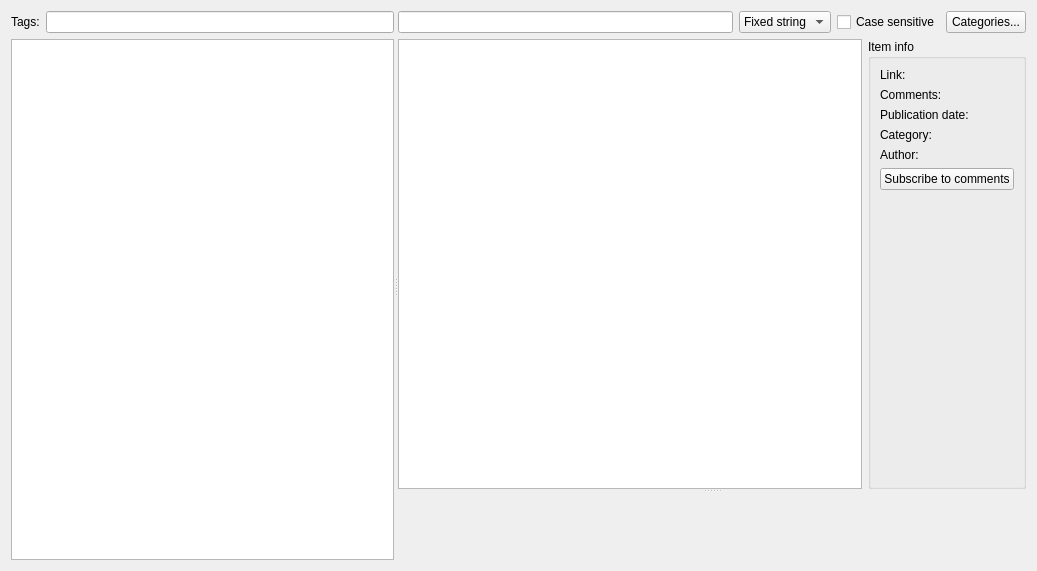
The window that src/plugins/aggregator/mainwidget.ui (0xd34df00d/leechcraft) describes before a commit, drawn with Qt 5.
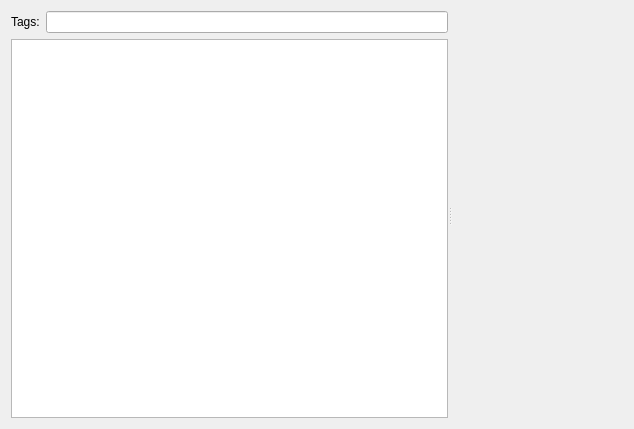
The same window after the commit. Icons and pictures are not drawn. Custom widgets are drawn as their Qt base class.

Commit message: + Aggregator: Implement IJobHolder. + BitTorrent: 4->3 columns. * Core: Lots of fixes with the job holders.

```diff
--- a/src/plugins/aggregator/mainwidget.ui
+++ b/src/plugins/aggregator/mainwidget.ui
@@ -5,8 +5,8 @@
    <rect>
     <x>0</x>
     <y>0</y>
-    <width>1037</width>
-    <height>571</height>
+    <width>634</width>
+    <height>429</height>
    </rect>
   </property>
   <property name="windowTitle" >
@@ -16,13 +16,13 @@
    <iconset resource="resources.qrc" >
     <normaloff>:/resources/images/aggregator.png</normaloff>:/resources/images/aggregator.png</iconset>
   </property>
-  <layout class="QVBoxLayout" name="verticalLayout_3" >
+  <layout class="QVBoxLayout" name="verticalLayout" >
    <item>
     <widget class="QSplitter" name="MainSplitter_" >
      <property name="orientation" >
       <enum>Qt::Horizontal</enum>
      </property>
-     <widget class="QWidget" name="" >
+     <widget class="QWidget" name="layoutWidget" >
       <layout class="QVBoxLayout" name="verticalLayout_2" >
        <item>
         <layout class="QHBoxLayout" name="_2" >
@@ -62,199 +62,7 @@
        </item>
       </layout>
      </widget>
-     <widget class="QWidget" name="layoutWidget" >
-      <layout class="QVBoxLayout" name="verticalLayout" >
-       <item>
-        <layout class="QGridLayout" name="_3" >
-         <item row="0" column="0" >
-          <widget class="QLineEdit" name="SearchLine_" />
-         </item>
-         <item row="0" column="1" >
-          <widget class="QComboBox" name="SearchType_" >
-           <item>
-            <property name="text" >
-             <string>Fixed string</string>
-            </property>
-           </item>
-           <item>
-            <property name="text" >
-             <string>Wildcard</string>
-            </property>
-           </item>
-           <item>
-            <property name="text" >
-             <string>Regexp</string>
-            </property>
-           </item>
-          </widget>
-         </item>
-         <item row="0" column="2" >
-          <widget class="QCheckBox" name="CaseSensitiveSearch_" >
-           <property name="text" >
-            <string>Case sensitive</string>
-           </property>
-          </widget>
-         </item>
-         <item row="0" column="3" >
-          <widget class="QPushButton" name="ItemCategoriesButton_" >
-           <property name="text" >
-            <string>Categories...</string>
-           </property>
-           <property name="iconSize" >
-            <size>
-             <width>12</width>
-             <height>12</height>
-            </size>
-           </property>
-          </widget>
-         </item>
-        </layout>
-       </item>
-       <item>
-        <widget class="QSplitter" name="splitter" >
-         <property name="orientation" >
-          <enum>Qt::Vertical</enum>
-         </property>
-         <widget class="QWidget" name="layoutWidget" >
-          <layout class="QHBoxLayout" name="horizontalLayout_3" >
-           <item>
-            <widget class="QTreeView" name="Items_" >
-             <property name="selectionMode" >
-              <enum>QAbstractItemView::ExtendedSelection</enum>
-             </property>
-             <property name="rootIsDecorated" >
-              <bool>false</bool>
-             </property>
-             <property name="itemsExpandable" >
-              <bool>false</bool>
-             </property>
-            </widget>
-           </item>
-           <item>
-            <widget class="QGroupBox" name="ItemInfo_" >
-             <property name="title" >
-              <string>Item info</string>
-             </property>
-             <layout class="QVBoxLayout" name="verticalLayout_4" >
-              <item>
-               <layout class="QFormLayout" name="formLayout_3" >
-                <property name="fieldGrowthPolicy" >
-                 <enum>QFormLayout::ExpandingFieldsGrow</enum>
-                </property>
-                <item row="0" column="0" >
-                 <widget class="QLabel" name="ItemLinkLabel_" >
-                  <property name="text" >
-                   <string>Link:</string>
-                  </property>
-                 </widget>
-                </item>
-                <item row="0" column="1" >
-                 <widget class="QLabel" name="ItemLink_" >
-                  <property name="text" >
-                   <string/>
-                  </property>
-                  <property name="openExternalLinks" >
-                   <bool>false</bool>
-                  </property>
-                  <property name="textInteractionFlags" >
-                   <set>Qt::LinksAccessibleByKeyboard|Qt::LinksAccessibleByMouse</set>
-                  </property>
-                 </widget>
-                </item>
-                <item row="1" column="0" >
-                 <widget class="QLabel" name="ItemCommentsLabel_" >
-                  <property name="text" >
-                   <string>Comments:</string>
-                  </property>
-                 </widget>
-                </item>
-                <item row="1" column="1" >
-                 <widget class="QLabel" name="ItemComments_" >
-                  <property name="text" >
-                   <string/>
-                  </property>
-                  <property name="textFormat" >
-                   <enum>Qt::RichText</enum>
-                  </property>
-                  <property name="openExternalLinks" >
-                   <bool>true</bool>
-                  </property>
-                 </widget>
-                </item>
-                <item row="2" column="0" >
-                 <widget class="QLabel" name="ItemPubDateLabel_" >
-                  <property name="text" >
-                   <string>Publication date:</string>
-                  </property>
-                 </widget>
-                </item>
-                <item row="2" column="1" >
-                 <widget class="QLabel" name="ItemPubDate_" >
-                  <property name="text" >
-                   <string/>
-                  </property>
-                 </widget>
-                </item>
-                <item row="3" column="0" >
-                 <widget class="QLabel" name="ItemCategoryLabel_" >
-                  <property name="text" >
-                   <string>Category:</string>
-                  </property>
-                 </widget>
-                </item>
-                <item row="3" column="1" >
-                 <widget class="QLabel" name="ItemCategory_" >
-                  <property name="text" >
-                   <string/>
-                  </property>
-                 </widget>
-                </item>
-                <item row="4" column="0" >
-                 <widget class="QLabel" name="ItemAuthorLabel_" >
-                  <property name="text" >
-                   <string>Author:</string>
-                  </property>
-                 </widget>
-                </item>
-                <item row="4" column="1" >
-                 <widget class="QLabel" name="ItemAuthor_" >
-                  <property name="text" >
-                   <string/>
-                  </property>
-                 </widget>
-                </item>
-               </layout>
-              </item>
-              <item>
-               <widget class="QPushButton" name="ItemCommentsSubscribe_" >
-                <property name="text" >
-                 <string>Subscribe to comments</string>
-                </property>
-               </widget>
-              </item>
-              <item>
-               <spacer name="verticalSpacer" >
-                <property name="orientation" >
-                 <enum>Qt::Vertical</enum>
-                </property>
-                <property name="sizeHint" stdset="0" >
-                 <size>
-                  <width>20</width>
-                  <height>40</height>
-                 </size>
-                </property>
-               </spacer>
-              </item>
-             </layout>
-            </widget>
-           </item>
-          </layout>
-         </widget>
-         <widget class="BrowserWidget" native="1" name="ItemView_" />
-        </widget>
-       </item>
-      </layout>
-     </widget>
+     <widget class="ItemsWidget" native="1" name="ItemsWidget_" />
     </widget>
    </item>
   </layout>
@@ -266,9 +74,9 @@
    <header location="global" >tagslineedit.h</header>
   </customwidget>
   <customwidget>
-   <class>BrowserWidget</class>
+   <class>ItemsWidget</class>
    <extends>QWidget</extends>
-   <header>browserwidget.h</header>
+   <header>itemswidget.h</header>
    <container>1</container>
   </customwidget>
  </customwidgets>
```
The commit also changes 33 other files.
